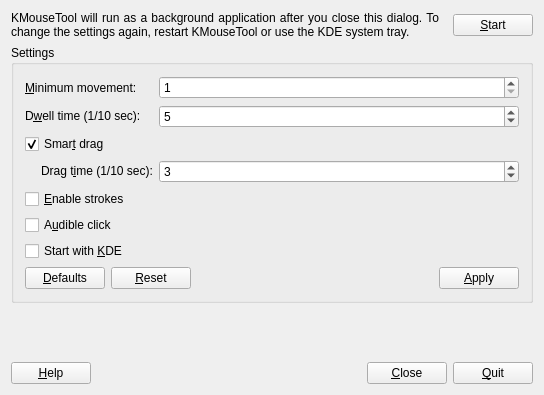
Old version of the form kmousetool/kmousetoolui.ui in the repository KDE/kmousetool.
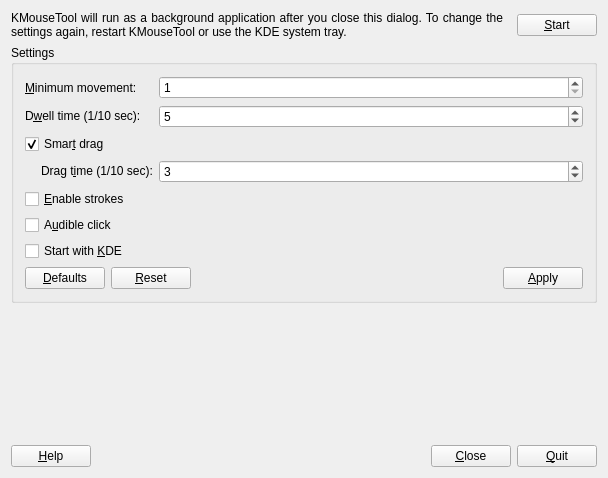
New version of the form. Custom widgets are drawn as their Qt base class.

What changed in the file:
```diff
--- a/kmousetool/kmousetoolui.ui
+++ b/kmousetool/kmousetoolui.ui
@@ -8,8 +8,8 @@
    <rect>
     <x>0</x>
     <y>0</y>
-    <width>544</width>
-    <height>395</height>
+    <width>608</width>
+    <height>478</height>
    </rect>
   </property>
   <property name="windowTitle" >
@@ -97,9 +97,7 @@
       <item row="3" column="1" >
        <widget class="KIntSpinBox" name="dragTimeEdit" >
         <property name="sizePolicy" >
-         <sizepolicy>
-          <hsizetype>1</hsizetype>
-          <vsizetype>0</vsizetype>
+         <sizepolicy vsizetype="Fixed" hsizetype="Minimum" >
           <horstretch>1</horstretch>
           <verstretch>0</verstretch>
          </sizepolicy>
@@ -118,9 +116,7 @@
       <item row="1" column="1" >
        <widget class="KIntSpinBox" name="dwellTimeEdit" >
         <property name="sizePolicy" >
-         <sizepolicy>
-          <hsizetype>1</hsizetype>
-          <vsizetype>0</vsizetype>
+         <sizepolicy vsizetype="Fixed" hsizetype="Minimum" >
           <horstretch>1</horstretch>
           <verstretch>0</verstretch>
          </sizepolicy>
@@ -149,9 +145,7 @@
       <item row="0" column="1" >
        <widget class="KIntSpinBox" name="movementEdit" >
         <property name="sizePolicy" >
-         <sizepolicy>
-          <hsizetype>1</hsizetype>
-          <vsizetype>0</vsizetype>
+         <sizepolicy vsizetype="Fixed" hsizetype="Minimum" >
           <horstretch>1</horstretch>
           <verstretch>0</verstretch>
          </sizepolicy>
@@ -274,9 +268,7 @@
      <item>
       <widget class="QLabel" name="textLabel1" >
        <property name="sizePolicy" >
-        <sizepolicy>
-         <hsizetype>7</hsizetype>
-         <vsizetype>5</vsizetype>
+        <sizepolicy vsizetype="Preferred" hsizetype="Expanding" >
          <horstretch>0</horstretch>
          <verstretch>0</verstretch>
         </sizepolicy>
@@ -314,9 +306,7 @@
      <item>
       <widget class="KPushButton" name="buttonStartStop" >
        <property name="sizePolicy" >
-        <sizepolicy>
-         <hsizetype>0</hsizetype>
-         <vsizetype>0</vsizetype>
+        <sizepolicy vsizetype="Fixed" hsizetype="Fixed" >
          <horstretch>0</horstretch>
          <verstretch>0</verstretch>
         </sizepolicy>
```
Left out of the diff: 61 changed lines with no effect on the pictures.
